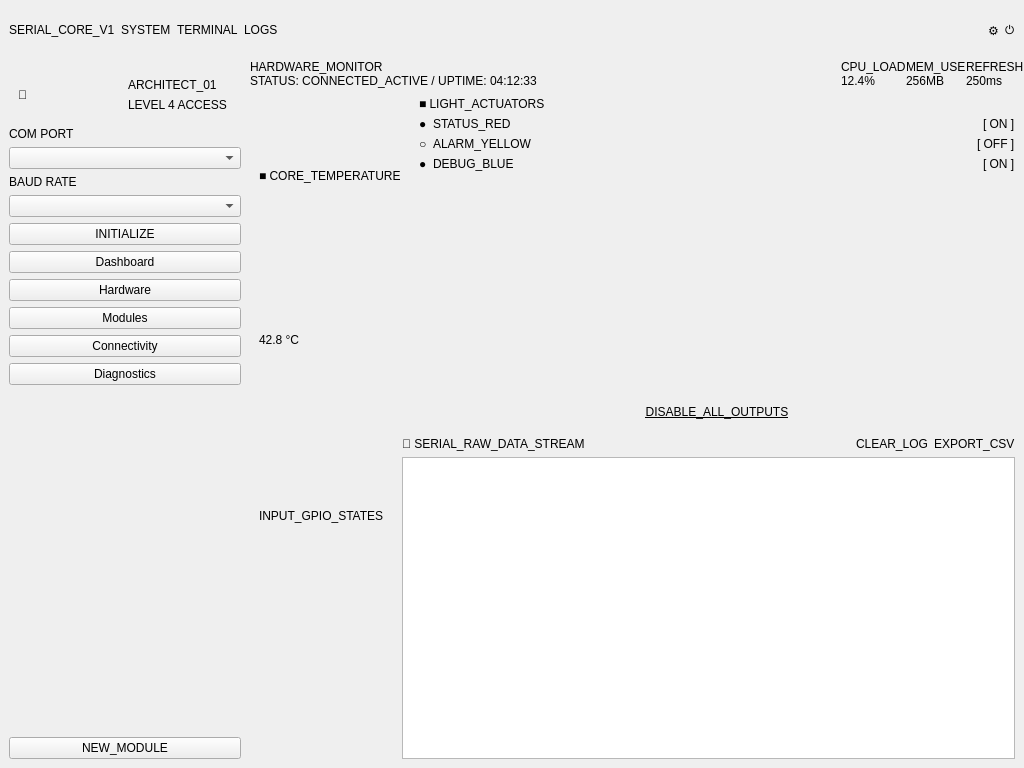
hiawath/sensor_dashboard, file mainwindow.ui: the form before one commit.
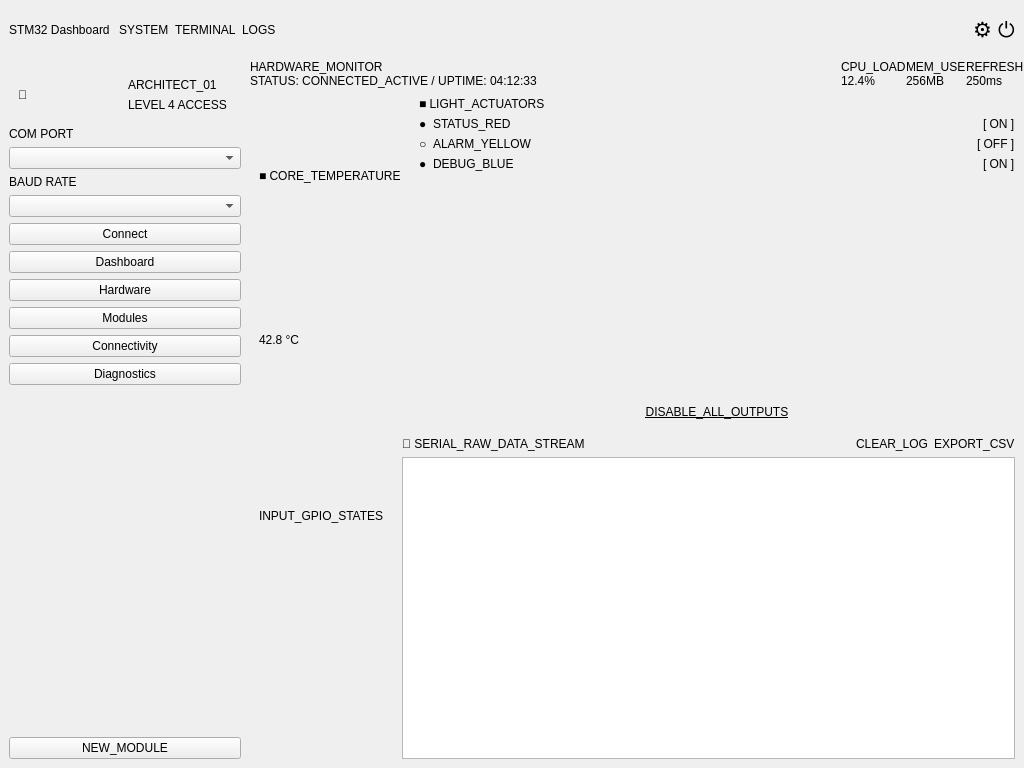
The form after the commit.

Commit message: 입력받은 데이터를 온도/LED로 연결시킴

```diff
--- a/mainwindow.ui
+++ b/mainwindow.ui
@@ -39,7 +39,7 @@
        <item>
         <widget class="QLabel" name="topTitle">
          <property name="text">
-          <string>SERIAL_CORE_V1</string>
+          <string>STM32 Dashboard </string>
          </property>
         </widget>
        </item>
@@ -80,14 +80,14 @@
        <item>
         <widget class="QLabel" name="iconSettings">
          <property name="text">
-          <string>⚙</string>
+          <string>&lt;html&gt;&lt;head/&gt;&lt;body&gt;&lt;p&gt;&lt;span style=&quot; font-size:16pt;&quot;&gt;⚙&lt;/span&gt;&lt;/p&gt;&lt;/body&gt;&lt;/html&gt;</string>
          </property>
         </widget>
        </item>
        <item>
         <widget class="QLabel" name="iconPower">
          <property name="text">
-          <string>⏻</string>
+          <string>&lt;html&gt;&lt;head/&gt;&lt;body&gt;&lt;p&gt;&lt;span style=&quot; font-size:16pt;&quot;&gt;⏻&lt;/span&gt;&lt;/p&gt;&lt;/body&gt;&lt;/html&gt;</string>
          </property>
         </widget>
        </item>
@@ -180,7 +180,7 @@
          <item>
           <widget class="QPushButton" name="initBtn">
            <property name="text">
-            <string>INITIALIZE</string>
+            <string>Connect</string>
            </property>
           </widget>
          </item>
```
The commit also changes 2 other files.
